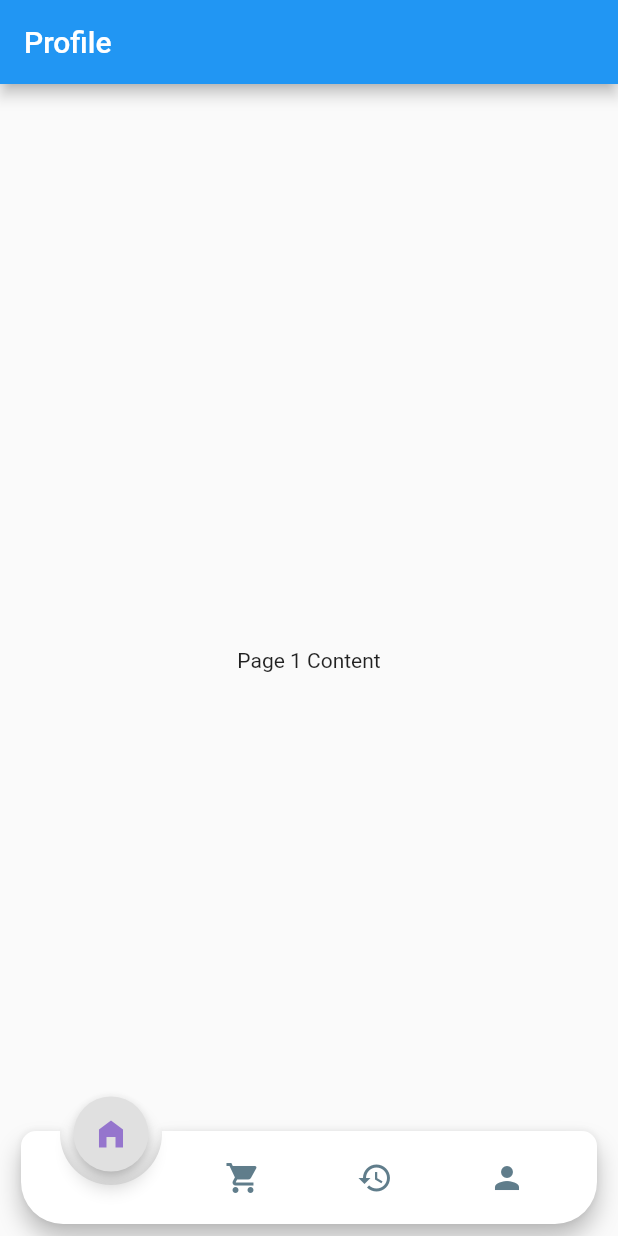
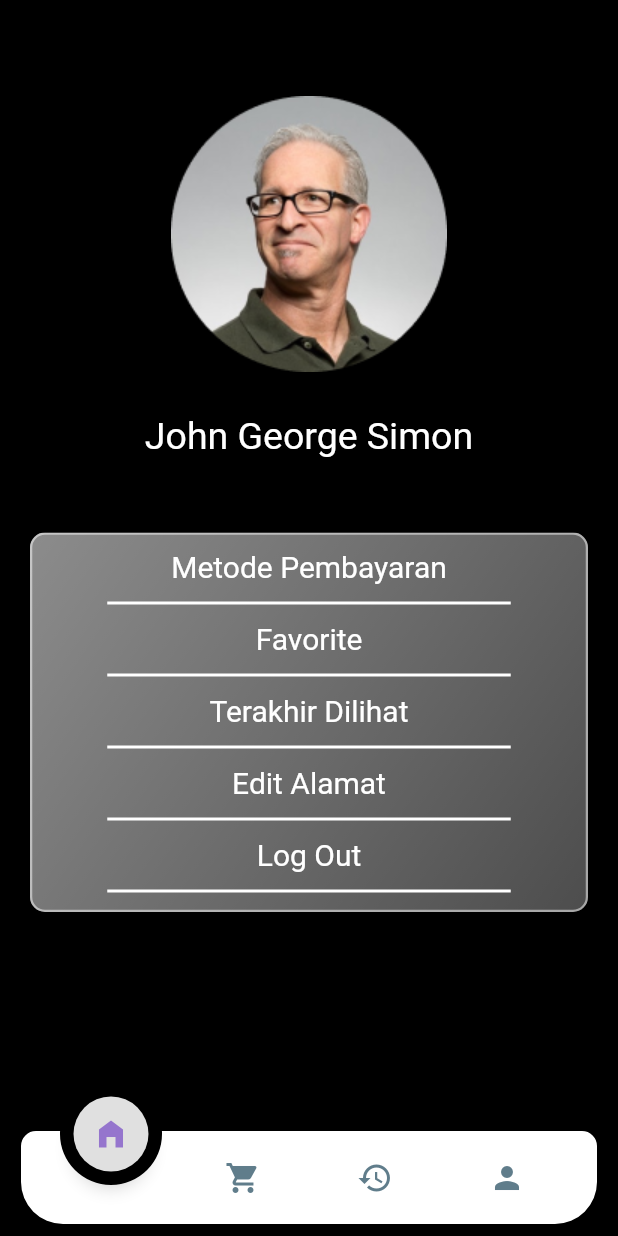
Before and after one commit to Ahmad-mufied/AmiFood, a Flutter app: the screen it shows after launch, swiped to page 4, on a phone screen of 412 x 824 dp. Run offline on Flutter 3.47's test engine with Material 2 defaults, Android fonts, the light colour scheme and no system bars; drawn by our look-alikes of animated_notch_bottom_bar; our stand-ins replace google_fonts.

Commit message:
adding profile page

```diff
--- a/lib/components/product_item_card.dart
+++ b/lib/components/product_item_card.dart
@@ -39,7 +39,7 @@ class MasonryGridTile extends StatelessWidget {
                 decoration: BoxDecoration(
                     color: Colors.white,
                     borderRadius: BorderRadius.circular(10)),
-                padding: EdgeInsets.all(5),
+                padding: const EdgeInsets.all(5),
                 child: Column(
                   crossAxisAlignment: CrossAxisAlignment.center,
                   children: [
--- a/lib/pages/profil_page.dart
+++ b/lib/pages/profil_page.dart
@@ -1,3 +1,4 @@
+import 'package:amifood/components/glass.dart';
 import 'package:flutter/material.dart';
 
 class ProfilPage extends StatelessWidget {
@@ -6,11 +7,119 @@ class ProfilPage extends StatelessWidget {
   @override
   Widget build(BuildContext context) {
     return Scaffold(
+      backgroundColor: Colors.black,
       appBar: AppBar(
-        title: const Text('Profile'),
+        backgroundColor: Colors.transparent,
+        elevation: 0,
+        iconTheme: const IconThemeData(color: Colors.black),
       ),
-      body: const Center(
-        child: Text('Page 1 Content'),
+      body: Column(
+        crossAxisAlignment: CrossAxisAlignment.center,
+        children: [
+          SizedBox(
+            height: 200,
+            width: 400,
+            child: Image.asset('lib/images/Ellipse.png'),
+          ),
+          const SizedBox(
+            height: 20,
+          ),
+          const Text(
+            "John George Simon",
+            style: TextStyle(
+              color: Colors.white,
+              fontSize: 25,
+            ),
+          ),
+          const SizedBox(
+            height: 30,
+          ),
+          Container(
+            padding: const EdgeInsets.all(10),
+            margin: const EdgeInsets.all(10),
+            child: const GlassMorphism(
+              start: 0.55,
+              end: 0.3,
+              child: Column(
+                children: [
+                  SizedBox(
+                    height: 10,
+                  ),
+                  Text(
+                    "Metode Pembayaran",
+                    style: TextStyle(
+                      color: Colors.white,
+                      fontSize: 20,
+                    ),
+                  ),
+                  Divider(
+                    color: Colors.white,
+                    height: 25,
+                    thickness: 2,
+                    indent: 50,
+                    endIndent: 50,
+                  ),
+                  Text(
+                    "Favorite",
+                    style: TextStyle(
+                      color: Colors.white,
+                      fontSize: 20,
+                    ),
+                  ),
+                  Divider(
+                    color: Colors.white,
+                    height: 25,
+                    thickness: 2,
+                    indent: 50,
+                    endIndent: 50,
+                  ),
+                  Text(
+                    "Terakhir Dilihat",
+                    style: TextStyle(
+                      color: Colors.white,
+                      fontSize: 20,
+                    ),
+                  ),
+                  Divider(
+                    color: Colors.white,
+                    height: 25,
+                    thickness: 2,
+                    indent: 50,
+                    endIndent: 50,
+                  ),
+                  Text(
+                    "Edit Alamat",
+                    style: TextStyle(
+                      color: Colors.white,
+                      fontSize: 20,
+                    ),
+                  ),
+                  Divider(
+                    color: Colors.white,
+                    height: 25,
+                    thickness: 2,
+                    indent: 50,
+                    endIndent: 50,
+                  ),
+                  Text(
+                    "Log Out",
+                    style: TextStyle(
+                      color: Colors.white,
+                      fontSize: 20,
+                    ),
+                  ),
+                  Divider(
+                    color: Colors.white,
+                    height: 25,
+                    thickness: 2,
+                    indent: 50,
+                    endIndent: 50,
+                  ),
+                ],
+              ),
+            ),
+          )
+        ],
       ),
     );
   }
```
Also changed, not shown: lib/images/Ellipse.png (added).
